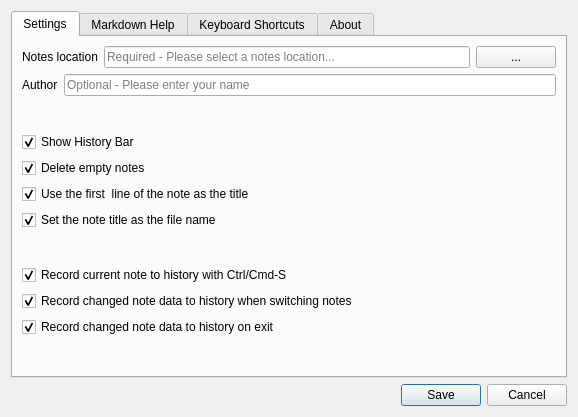
This is Motome/Views/SettingsDialog.ui in akehrer/Motome as Qt 5 draws it before an edit. The edited form follows.
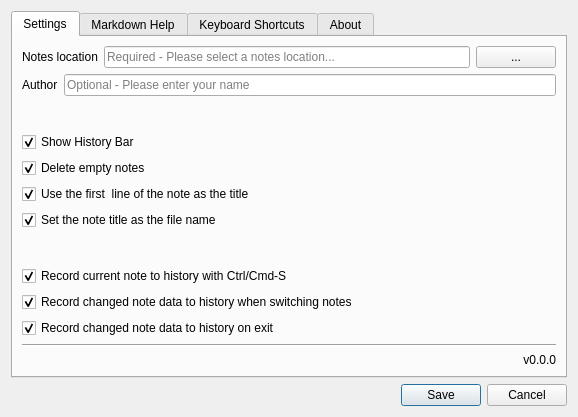
This is the edited form. Icons and pictures are not drawn.

```diff
--- a/Motome/Views/SettingsDialog.ui
+++ b/Motome/Views/SettingsDialog.ui
@@ -186,17 +186,21 @@
         </widget>
        </item>
        <item>
-        <spacer name="verticalSpacer_2">
+        <widget class="Line" name="line">
          <property name="orientation">
-          <enum>Qt::Vertical</enum>
+          <enum>Qt::Horizontal</enum>
          </property>
-         <property name="sizeHint" stdset="0">
-          <size>
-           <width>20</width>
-           <height>40</height>
-          </size>
+        </widget>
+       </item>
+       <item>
+        <widget class="QLabel" name="about_version_label">
+         <property name="text">
+          <string>v0.0.0</string>
          </property>
-        </spacer>
+         <property name="alignment">
+          <set>Qt::AlignRight|Qt::AlignTrailing|Qt::AlignVCenter</set>
+         </property>
+        </widget>
        </item>
       </layout>
      </widget>
@@ -260,12 +264,8 @@
            <string>qrc:/html/resources/about.html</string>
           </url>
          </property>
-        </widget>
-       </item>
-       <item>
-        <widget class="QLabel" name="about_version_label">
-         <property name="text">
-          <string>v0.0.0</string>
+         <property name="openExternalLinks">
+          <bool>true</bool>
          </property>
          <property name="alignment">
           <set>Qt::AlignRight|Qt::AlignTrailing|Qt::AlignVCenter</set>
```
Left out of the diff: 4 changed lines with no effect on the pictures.
